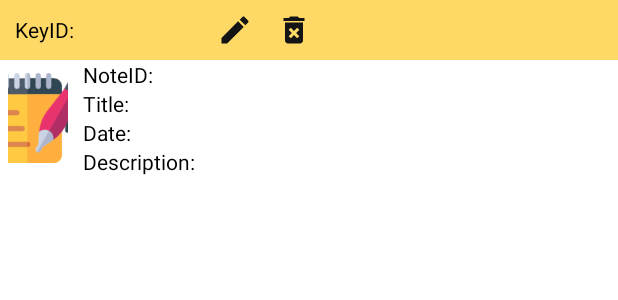
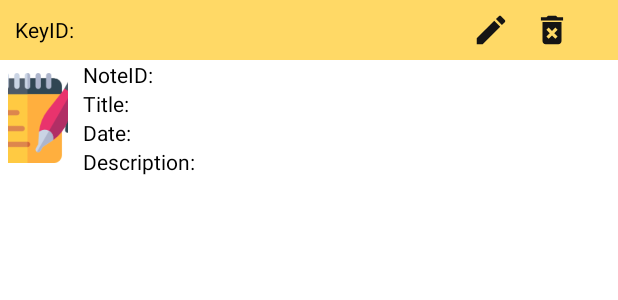
Before and after one commit to thangtruong-swin/challenge_task4_level_2, an Android app: the layout layout_row.xml on its own in the app's theme, with its tools: preview values and no code run, on a phone screen of 412 x 824 dp. Shown: the top 300 px of the screen. Run offline under Robolectric (Android 15) with nearby library versions, the phone set to English and light mode, and no system bars.

Commit message:
Done - updated layout_row.xml.

```diff
--- a/app/src/main/res/layout/layout_row.xml
+++ b/app/src/main/res/layout/layout_row.xml
@@ -26,26 +26,26 @@
             />
         <TextView
             android:id="@+id/vKeyID"
-            android:layout_width="wrap_content"
+            android:layout_width="250dp"
             android:layout_height="wrap_content"
             android:layout_gravity="center"
-            android:textSize="16sp"
+            android:textSize="14sp"
             android:text=""
-            android:layout_marginStart="15dp"
+            android:layout_marginStart="5dp"
             android:textColor="#000000"
             />
         <ImageView
             android:id="@+id/editIcon"
-            android:layout_width="wrap_content"
-            android:layout_height="wrap_content"
+            android:layout_width="25dp"
+            android:layout_height="25dp"
             android:layout_gravity="center"
-            android:layout_marginStart="80dp"
+            android:layout_marginStart="10dp"
             app:srcCompat="@drawable/baseline_edit_24"
             android:contentDescription="@string/editicon" />
         <ImageView
             android:id="@+id/deleteIcon"
-            android:layout_width="wrap_content"
-            android:layout_height="wrap_content"
+            android:layout_width="25dp"
+            android:layout_height="25dp"
             android:layout_gravity="center"
             android:layout_marginStart="15dp"
             app:srcCompat="@drawable/baseline_delete_forever_24"
@@ -158,7 +158,7 @@
                         android:id="@+id/labeDescription"
                         android:layout_width="wrap_content"
                         android:layout_height="wrap_content"
-                        android:layout_gravity="center"
+                        android:textAlignment="textStart"
                         android:textSize="14sp"
                         android:textColor="#000000"
                         android:layout_marginStart="10dp"
```
